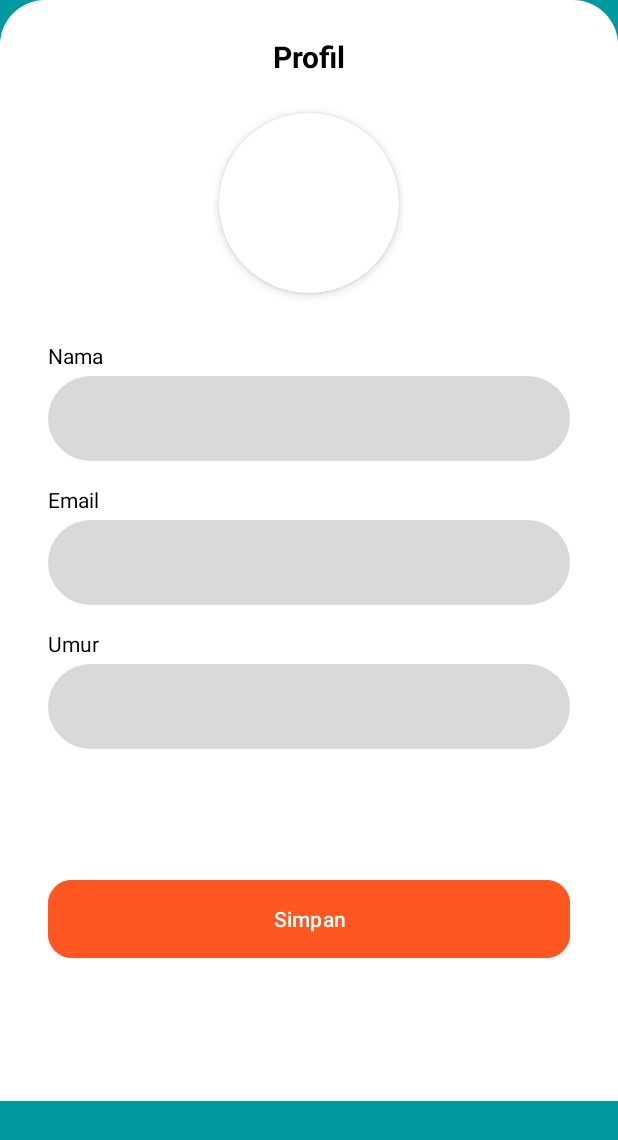
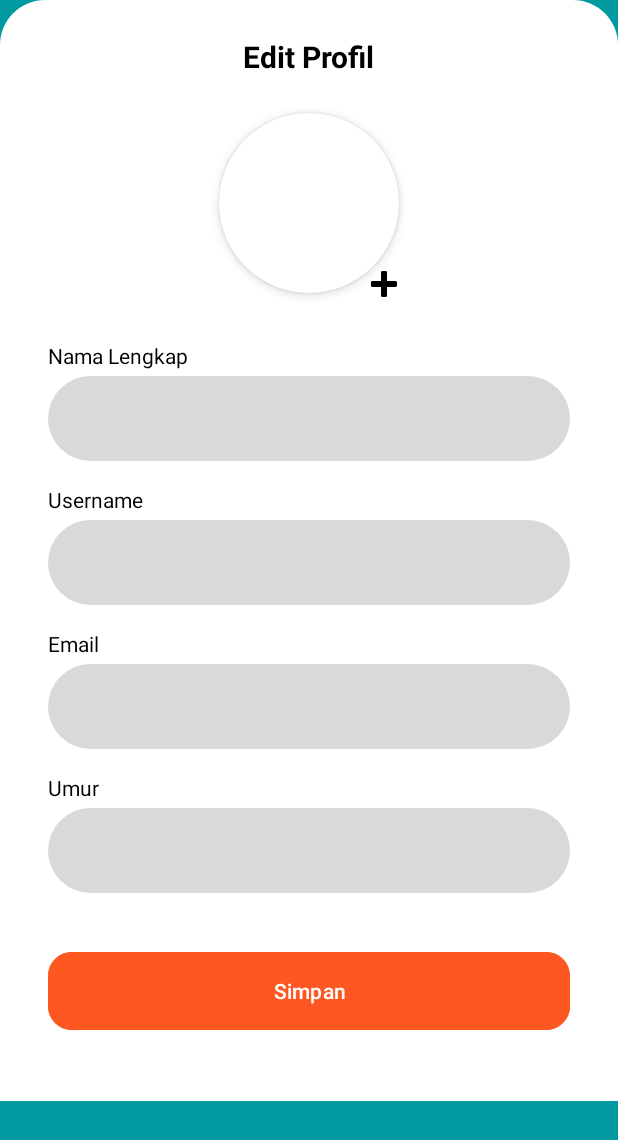
Before and after one commit to safiyyah40/TheEnjoyers_ThinkJava, an Android app: the EditProfile screen opened directly, with no data from a screen before it, on a phone screen of 412 x 824 dp. Shown: the top 1140 px of the screen. Run offline under Robolectric (Android 15) with nearby library versions, the phone set to English and light mode, and no system bars; our stand-ins replace Firebase (no records; nobody signed in at launch, a user with empty details on screens opened directly); pictures from the network do not load.

Commit message:
"menambahkan fitur edit profile"

```diff
--- a/app/build.gradle.kts
+++ b/app/build.gradle.kts
@@ -50,6 +50,8 @@ dependencies {
     // Firebase
     implementation("com.google.firebase:firebase-auth:22.3.1")
     implementation("com.google.firebase:firebase-firestore:24.10.0")
+    implementation ("com.google.firebase:firebase-storage:20.3.0")
+
 
 
     // AndroidX dan UI
@@ -59,6 +61,8 @@ dependencies {
     implementation("androidx.activity:activity-ktx:1.8.0")
     implementation("androidx.constraintlayout:constraintlayout:2.1.4")
     implementation(libs.androidx.activity)
+    implementation("com.github.bumptech.glide:glide:4.16.0")
+
 
     // Testing
     testImplementation("junit:junit:4.13.2")
--- a/app/src/main/AndroidManifest.xml
+++ b/app/src/main/AndroidManifest.xml
@@ -3,6 +3,10 @@
     xmlns:tools="http://schemas.android.com/tools">
     <!-- Internet permission wajib untuk koneksi ke Firebase -->
     <uses-permission android:name="android.permission.INTERNET" />
+    <uses-permission android:name="android.permission.READ_EXTERNAL_STORAGE"/>
+    <uses-permission android:name="android.permission.READ_MEDIA_IMAGES" />
+
+
 
     <application
         android:allowBackup="true"
@@ -66,6 +70,8 @@
         <activity
             android:name=".EditProfile"
             android:exported="true" />
+        <activity android:name=".EditProfile"
+            android:exported="true"/>
     </application>
 
 </manifest>
--- a/app/src/main/res/layout/activity_edit_profile.xml
+++ b/app/src/main/res/layout/activity_edit_profile.xml
@@ -21,13 +21,13 @@
                 android:layout_height="wrap_content"
                 android:background="@drawable/profile_content_background">
 
-            <!-- Judul "Profil" -->
+                <!-- Judul Profil -->
                 <TextView
                     android:id="@+id/title_profile"
                     android:layout_width="wrap_content"
                     android:layout_height="wrap_content"
                     android:layout_marginTop="24dp"
-                android:text="Profil"
+                    android:text="Edit Profil"
                     android:textColor="@android:color/black"
                     android:textSize="20sp"
                     android:textStyle="bold"
@@ -40,9 +40,9 @@
                     android:id="@+id/card_avatar"
                     android:layout_width="120dp"
                     android:layout_height="120dp"
+                    android:layout_marginTop="24dp"
                     app:cardCornerRadius="60dp"
                     app:cardElevation="4dp"
-                android:layout_marginTop="24dp"
                     app:layout_constraintTop_toBottomOf="@id/title_profile"
                     app:layout_constraintStart_toStartOf="parent"
                     app:layout_constraintEnd_toEndOf="parent">
@@ -56,12 +56,27 @@
                         android:contentDescription="Foto Profil" />
                 </androidx.cardview.widget.CardView>
 
-            <!-- Label Nama -->
+                <!-- Tombol Tambah Foto -->
+                <ImageButton
+                    android:id="@+id/btn_add_photo"
+                    android:layout_width="36dp"
+                    android:layout_height="36dp"
+                    android:layout_marginTop="-24dp"
+                    android:layout_marginEnd="-8dp"
+                    android:background="@android:color/transparent"
+                    android:contentDescription="Tambah Foto"
+                    android:src="@android:drawable/ic_input_add"
+                    app:layout_constraintEnd_toEndOf="@id/card_avatar"
+                    app:layout_constraintTop_toBottomOf="@id/card_avatar"
+                    app:tint="@android:color/black"
+                    tools:ignore="TouchTargetSizeCheck" />
+
+                <!-- Label Nama Lengkap -->
                 <TextView
-                android:id="@+id/labelUsername"
+                    android:id="@+id/labelNamaLengkap"
                     android:layout_width="wrap_content"
                     android:layout_height="wrap_content"
-                android:text="Nama"
+                    android:text="Nama Lengkap"
                     android:textColor="#000000"
                     android:textSize="14sp"
                     android:layout_marginTop="32dp"
@@ -69,7 +84,38 @@
                     app:layout_constraintTop_toBottomOf="@id/card_avatar"
                     app:layout_constraintStart_toStartOf="parent" />
 
-            <!-- Username -->
+                <!-- EditText Nama Lengkap -->
+                <EditText
+                    android:id="@+id/editTextNamaLengkap"
+                    android:layout_width="0dp"
+                    android:layout_height="wrap_content"
+                    android:layout_marginStart="32dp"
+                    android:layout_marginTop="4dp"
+                    android:layout_marginEnd="32dp"
+                    android:background="@drawable/rounded_edittext"
+                    android:inputType="textPersonName"
+                    android:padding="16dp"
+                    android:textColor="#000000"
+                    android:textColorHint="#000000"
+                    app:layout_constraintEnd_toEndOf="parent"
+                    app:layout_constraintStart_toStartOf="parent"
+                    app:layout_constraintTop_toBottomOf="@id/labelNamaLengkap"
+                    tools:ignore="SpeakableTextPresentCheck" />
+
+                <!-- Label Username -->
+                <TextView
+                    android:id="@+id/labelUsername"
+                    android:layout_width="wrap_content"
+                    android:layout_height="wrap_content"
+                    android:text="Username"
+                    android:textColor="#000000"
+                    android:textSize="14sp"
+                    android:layout_marginTop="16dp"
+                    android:layout_marginStart="32dp"
+                    app:layout_constraintTop_toBottomOf="@id/editTextNamaLengkap"
+                    app:layout_constraintStart_toStartOf="parent" />
+
+                <!-- EditText Username -->
                 <EditText
                     android:id="@+id/editTextUsername"
                     android:layout_width="0dp"
@@ -100,7 +146,7 @@
                     app:layout_constraintTop_toBottomOf="@id/editTextUsername"
                     app:layout_constraintStart_toStartOf="parent" />
 
-            <!-- Email -->
+                <!-- EditText Email -->
                 <EditText
                     android:id="@+id/editTextEmail"
                     android:layout_width="0dp"
@@ -131,7 +177,7 @@
                     app:layout_constraintTop_toBottomOf="@id/editTextEmail"
                     app:layout_constraintStart_toStartOf="parent" />
 
-            <!-- Umur -->
+                <!-- EditText Umur -->
                 <EditText
                     android:id="@+id/editTextAge"
                     android:layout_width="0dp"
@@ -162,12 +208,11 @@
                     android:backgroundTint="#FF5722"
                     android:textColor="@android:color/white"
                     app:cornerRadius="16dp"
+                    app:layout_constraintTop_toBottomOf="@id/editTextAge"
                     app:layout_constraintStart_toStartOf="parent"
                     app:layout_constraintEnd_toEndOf="parent"
-                app:layout_constraintTop_toBottomOf="@id/editTextAge"
-                app:layout_constraintBottom_toBottomOf="parent"/>
+                    app:layout_constraintBottom_toBottomOf="parent" />
 
             </androidx.constraintlayout.widget.ConstraintLayout>
-
         </ScrollView>
     </androidx.coordinatorlayout.widget.CoordinatorLayout>
--- a/app/src/main/res/layout/activity_home_guest.xml
+++ b/app/src/main/res/layout/activity_home_guest.xml
@@ -62,6 +62,7 @@
         android:layout_marginEnd="48dp"
         android:layout_marginBottom="16dp" android:backgroundTint="#FF6315"
         android:text="@string/button_masuk"
+        android:textColor="#000000"
         app:layout_constraintBottom_toTopOf="@+id/linearLayout_account_prompt"
         app:layout_constraintEnd_toEndOf="parent"
         app:layout_constraintStart_toStartOf="parent" />
--- a/app/src/main/res/layout/activity_login.xml
+++ b/app/src/main/res/layout/activity_login.xml
@@ -142,8 +142,9 @@
                 android:layout_marginTop="48dp"
                 android:layout_marginEnd="32dp"
                 android:backgroundTint="#FF6315"
+                android:textColor="#000000"
                 android:padding="14dp"
-                android:text="Selanjutnya"
+                android:text="Login"
                 app:layout_constraintTop_toBottomOf="@id/button9"
                 app:layout_constraintStart_toStartOf="parent"
                 app:layout_constraintEnd_toEndOf="parent" />
--- a/app/src/main/res/layout/activity_register_password.xml
+++ b/app/src/main/res/layout/activity_register_password.xml
@@ -125,6 +125,7 @@
         android:layout_marginEnd="32dp"
         android:backgroundTint="#FF6315"
         android:padding="14dp"
+        android:textColor="#000000"
         android:text="Selanjutnya"
         app:layout_constraintTop_toBottomOf="@id/editTextConfirmPassword"
         app:layout_constraintStart_toStartOf="parent"
--- a/app/src/main/res/layout/activity_register_username.xml
+++ b/app/src/main/res/layout/activity_register_username.xml
@@ -109,6 +109,7 @@
         android:layout_marginTop="48dp"
         android:backgroundTint="#FF6315"
         android:padding="14dp"
+        android:textColor="#000000"
         android:text="Selanjutnya"
         app:layout_constraintEnd_toEndOf="parent"
         app:layout_constraintStart_toStartOf="parent"
```
Also changed, not shown: app/src/main/java/com/example/theenjoyers_thinkjava/EditProfile.kt (+137 -16 lines), app/src/main/java/com/example/theenjoyers_thinkjava/RegisterPassword.kt (+8 -5 lines). Lines whose indentation alone changed are shown as unchanged.
